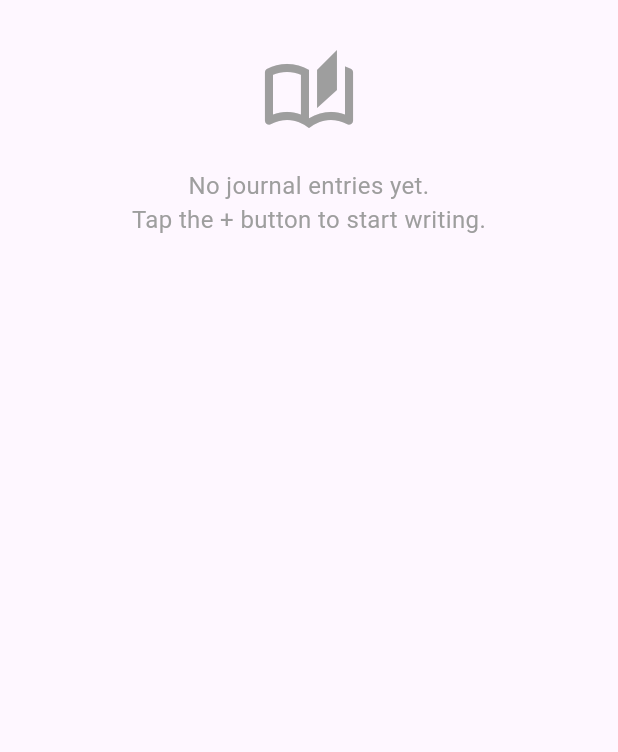
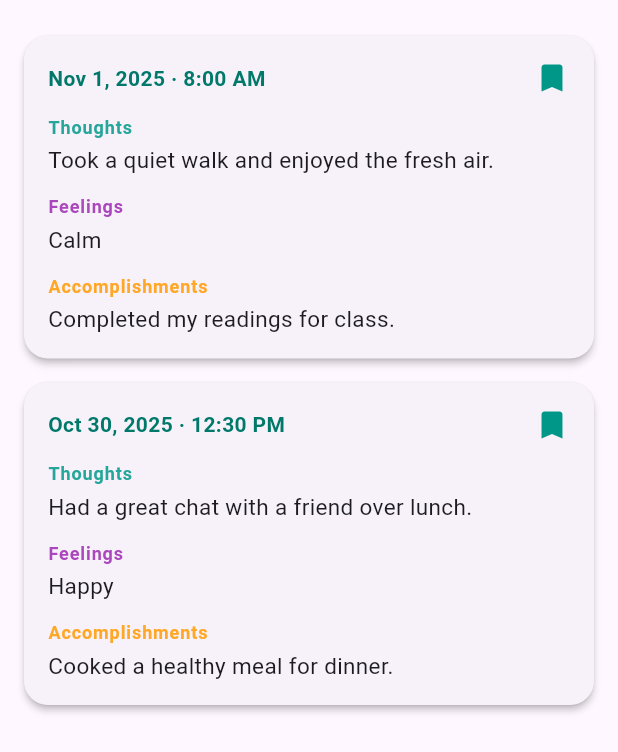
Before and after one commit to TomaszP05/Lester, a Flutter app: the JournalScreen widget shown alone on an empty page, opened directly, on a phone screen of 412 x 824 dp. Shown: the top 752 px of the screen. Run offline on Flutter 3.47's test engine with Material 3 defaults, Android fonts, the phone set to English and light mode, and no system bars; our stand-ins replace sqflite; accounts and stored records are empty.

Commit message:
Modified pre-set journal entries

```diff
--- a/lib/journal_database.dart
+++ b/lib/journal_database.dart
@@ -66,7 +66,7 @@ class JournalDatabase {
   Future<Database> _initDB(String fileName) async {
     final dbPath = await getDatabasesPath();
     final path = join(dbPath, fileName);
-    return openDatabase(
+    final db = await openDatabase(
       path,
       version: 1,
       onCreate: (db, version) async {
@@ -81,6 +81,46 @@ class JournalDatabase {
         ''');
       },
     );
+    await _ensurePresetEntries(db);
+    return db;
+  }
+
+  // Pre-set journal entries to populate on first launch.
+  Future<void> _ensurePresetEntries(Database db) async {
+    for (final entry in _presetEntries()) {
+      final countResult = await db.query(
+        'journal_entries',
+        columns: ['COUNT(*) as count'],
+        where: 'thoughts = ? AND created_at = ?',
+        whereArgs: [entry.thoughts, entry.createdAt.toIso8601String()],
+      );
+      final count = Sqflite.firstIntValue(countResult) ?? 0;
+      if (count == 0) {
+        await db.insert('journal_entries', entry.toMap());
+      }
+    }
+  }
+
+  Future<void> ensurePresetEntries() async {
+    final db = await database;
+    await _ensurePresetEntries(db);
+  }
+
+  List<JournalEntry> _presetEntries() {
+    return [
+      JournalEntry(
+        thoughts: 'Took a quiet walk and enjoyed the fresh air.',
+        feelings: 'Calm',
+        accomplishments: 'Completed my readings for class.',
+        createdAt: DateTime.utc(2025, 11, 01, 8),
+      ),
+      JournalEntry(
+        thoughts: 'Had a great chat with a friend over lunch.',
+        feelings: 'Happy',
+        accomplishments: 'Cooked a healthy meal for dinner.',
+        createdAt: DateTime.utc(2025, 10, 30, 12, 30),
+      ),
+    ];
   }
 
   Future<List<JournalEntry>> getEntries() async {
--- a/lib/journal_screen.dart
+++ b/lib/journal_screen.dart
@@ -18,6 +18,7 @@ class JournalScreenState extends State<JournalScreen> {
   }
 
   Future<void> _loadEntries() async {
+    await _database.ensurePresetEntries();
     final entries = await _database.getEntries();
     if (!mounted) return;
     setState(() {
```
